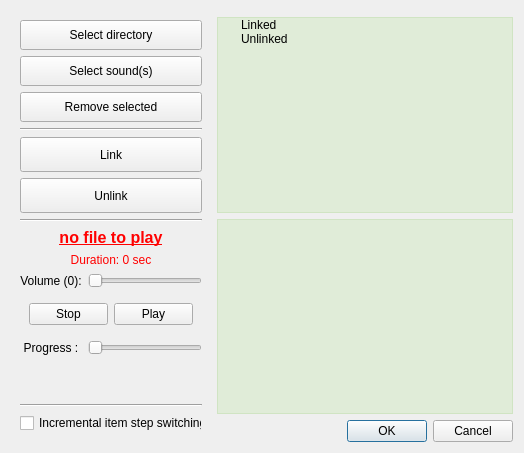
This is Image-Dispozer/soundselector.ui in Gresthorn/Image-Dispozer as Qt 5 draws it before an edit. The edited form follows.
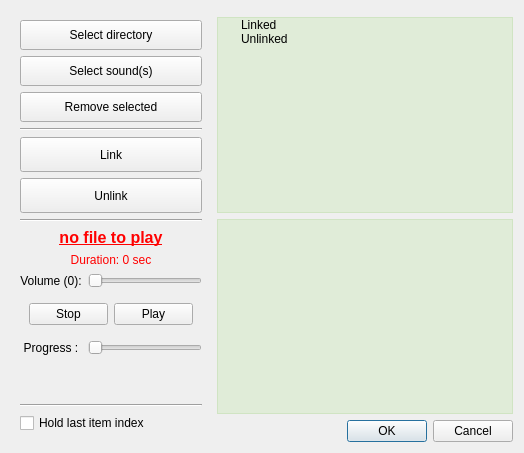
This is the edited form. Icons and pictures are not drawn.

```diff
--- a/Image-Dispozer/soundselector.ui
+++ b/Image-Dispozer/soundselector.ui
@@ -420,7 +420,7 @@
          <enum>Qt::LeftToRight</enum>
         </property>
         <property name="text">
-         <string>Incremental item step switching</string>
+         <string>Hold last item index</string>
         </property>
        </widget>
       </item>
```
Left out of the diff: 24 changed lines with no effect on the pictures.
